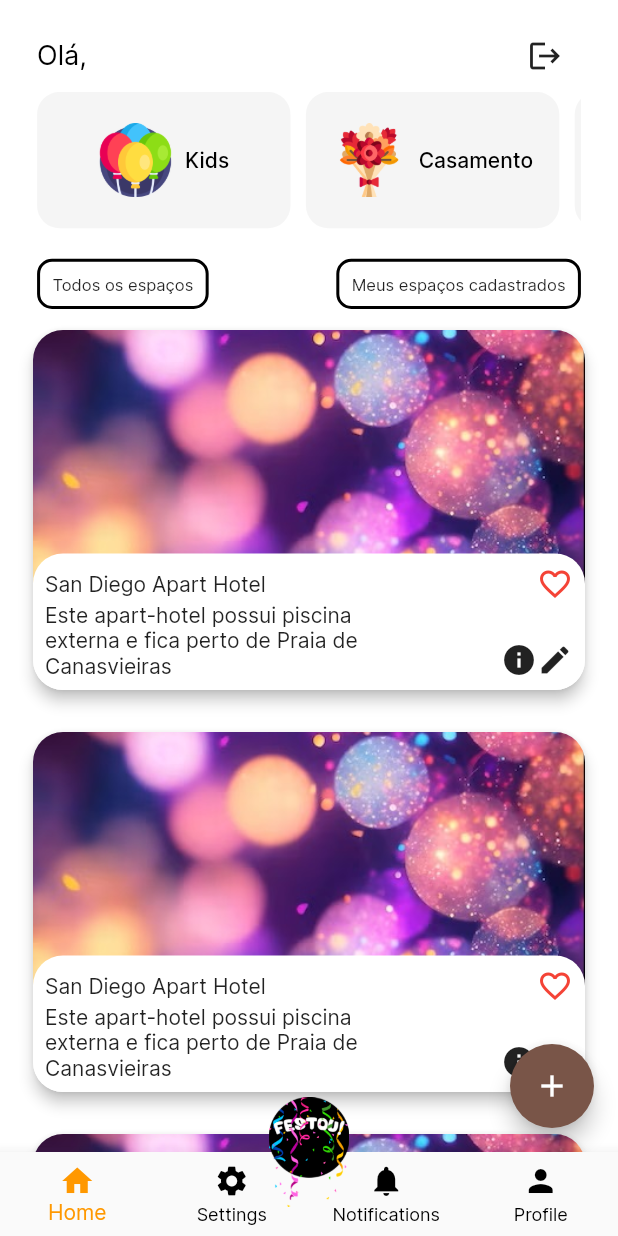
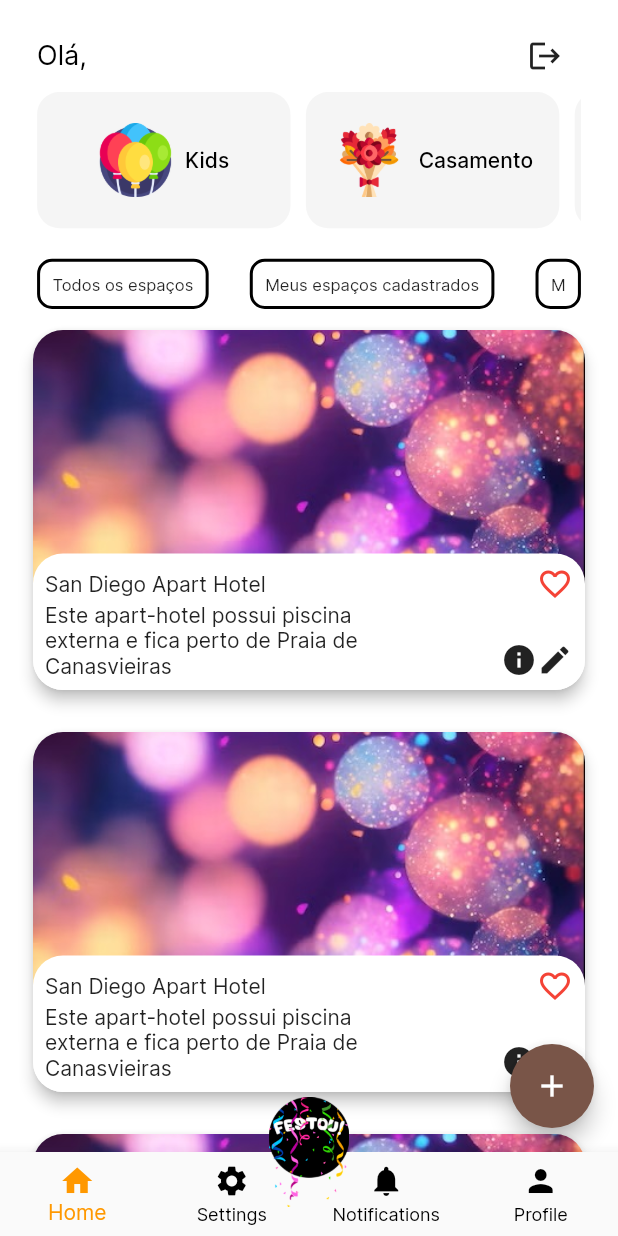
Before and after one commit to rodrigoaugusto99/git_flutter_festou, a Flutter app: the screen it shows once a user with an empty profile is signed in, on a phone screen of 412 x 824 dp. Run offline on Flutter 3.47's test engine with Material 2 defaults, Android fonts, the phone set to English and light mode, and no system bars; our stand-ins replace cloud_firestore, firebase_auth, firebase_core, flutter_riverpod, geocoding, google_maps_flutter and 3 more; missing offline and left inert: search_cep, validatorless; accounts and stored records are empty; generated files the repository leaves out were written again; network calls fail.

Commit message:
FESTOU-58: Criação da página de favoritos

```diff
--- a/lib/main.dart
+++ b/lib/main.dart
@@ -12,6 +12,7 @@ import 'package:git_flutter_festou/src/features/bottomNavBar/account.dart';
 import 'package:git_flutter_festou/src/features/bottomNavBar/bottomNavBarPage.dart';
 import 'package:git_flutter_festou/src/features/home/widgets/all_spaces.dart';
 import 'package:git_flutter_festou/src/features/home/widgets/my_spaces.dart';
+import 'package:git_flutter_festou/src/features/home/widgets/my_spaces2.dart';
 import 'package:git_flutter_festou/src/features/login/login_page.dart';
 import 'package:git_flutter_festou/src/features/register/space/space_register_page.dart';
 import 'package:git_flutter_festou/src/features/register/user%20infos/user_register_infos_page.dart';
@@ -47,6 +48,7 @@ class MyApp extends StatelessWidget {
         '/account/favorites': (_) => const FavoriteSpacesPage(),
         '/home/my_spaces': (_) => const MySpaces(),
         '/home/all_spaces': (_) => const AllSpaces(),
+        '/home/my_favorites': (_) => const MySpaces2(),
       },
       theme: ThemeData(
         fontFamily: 'inter',
--- a/lib/src/features/home/home_page.dart
+++ b/lib/src/features/home/home_page.dart
@@ -44,8 +44,7 @@ class _HomePageState extends ConsumerState<HomePage> {
             expandedHeight: y * 0.25,
             flexibleSpace: FlexibleSpaceBar(
               background: Padding(
-                padding: EdgeInsets.symmetric(
-                    horizontal: x * 0.06),
+                padding: EdgeInsets.symmetric(horizontal: x * 0.06),
                 child: Column(
                   mainAxisAlignment: MainAxisAlignment.end,
                   children: [
@@ -57,7 +56,6 @@ class _HomePageState extends ConsumerState<HomePage> {
                             style: const TextStyle(
                               color: Colors.black,
                               fontSize: 18,
-                              fontFamily: 'Inter',
                             ),
                           ),
                         ),
@@ -82,8 +80,7 @@ class _HomePageState extends ConsumerState<HomePage> {
                               child: ElevatedButton(
                                 onPressed: () {},
                                 style: ElevatedButton.styleFrom(
-                                    backgroundColor:
-                                        Colors.grey[100],
+                                    backgroundColor: Colors.grey[100],
                                     shape: RoundedRectangleBorder(
                                       borderRadius: BorderRadius.circular(15),
                                     ),
@@ -98,16 +95,14 @@ class _HomePageState extends ConsumerState<HomePage> {
                                     SizedBox(width: x * 0.02),
                                     const Text(
                                       'Kids',
-                                      style: TextStyle(color: Colors.black, fontFamily: 'Inter'),
-
+                                      style: TextStyle(color: Colors.black),
                                     ),
                                   ],
                                 ),
                               ),
                             ),
                           ),
-                          SizedBox(
-                              width: x * 0.025),
+                          SizedBox(width: x * 0.025),
                           Padding(
                             padding: const EdgeInsets.only(bottom: 8.0),
                             child: SizedBox(
@@ -115,8 +110,7 @@ class _HomePageState extends ConsumerState<HomePage> {
                               child: ElevatedButton(
                                 onPressed: () {},
                                 style: ElevatedButton.styleFrom(
-                                    backgroundColor:
-                                        Colors.grey[100],
+                                    backgroundColor: Colors.grey[100],
                                     shape: RoundedRectangleBorder(
                                       borderRadius: BorderRadius.circular(15),
                                     ),
@@ -146,8 +140,7 @@ class _HomePageState extends ConsumerState<HomePage> {
                               child: ElevatedButton(
                                 onPressed: () {},
                                 style: ElevatedButton.styleFrom(
-                                    backgroundColor:
-                                        Colors.grey[100],
+                                    backgroundColor: Colors.grey[100],
                                     shape: RoundedRectangleBorder(
                                       borderRadius: BorderRadius.circular(15),
                                     ),
@@ -177,8 +170,7 @@ class _HomePageState extends ConsumerState<HomePage> {
                               child: ElevatedButton(
                                 onPressed: () {},
                                 style: ElevatedButton.styleFrom(
-                                    backgroundColor:
-                                        Colors.grey[100],
+                                    backgroundColor: Colors.grey[100],
                                     shape: RoundedRectangleBorder(
                                       borderRadius: BorderRadius.circular(15),
                                     ),
@@ -193,7 +185,7 @@ class _HomePageState extends ConsumerState<HomePage> {
                                     SizedBox(width: x * 0.02),
                                     const Text(
                                       'Religioso',
-                                      style: TextStyle(color: Colors.black, fontFamily: 'Inter'),
+                                      style: TextStyle(color: Colors.black),
                                     ),
                                   ],
                                 ),
@@ -208,8 +200,7 @@ class _HomePageState extends ConsumerState<HomePage> {
                               child: ElevatedButton(
                                 onPressed: () {},
                                 style: ElevatedButton.styleFrom(
-                                    backgroundColor:
-                                        Colors.grey[100],
+                                    backgroundColor: Colors.grey[100],
                                     shape: RoundedRectangleBorder(
                                       borderRadius: BorderRadius.circular(15),
                                     ),
@@ -239,8 +230,7 @@ class _HomePageState extends ConsumerState<HomePage> {
                               child: ElevatedButton(
                                 onPressed: () {},
                                 style: ElevatedButton.styleFrom(
-                                    backgroundColor:
-                                        Colors.grey[100],
+                                    backgroundColor: Colors.grey[100],
                                     shape: RoundedRectangleBorder(
                                       borderRadius: BorderRadius.circular(15),
                                     ),
@@ -270,8 +260,7 @@ class _HomePageState extends ConsumerState<HomePage> {
                               child: ElevatedButton(
                                 onPressed: () {},
                                 style: ElevatedButton.styleFrom(
-                                    backgroundColor:
-                                        Colors.grey[100],
+                                    backgroundColor: Colors.grey[100],
                                     shape: RoundedRectangleBorder(
                                       borderRadius: BorderRadius.circular(15),
                                     ),
@@ -297,7 +286,9 @@ class _HomePageState extends ConsumerState<HomePage> {
                         ],
                       ),
                     ),
-                    SizedBox(height: y * 0.015), // Espaçamento entre a lista de botões e o resto do conteúdo
+                    SizedBox(
+                        height: y *
+                            0.015), // Espaçamento entre a lista de botões e o resto do conteúdo
                     Row(
                       crossAxisAlignment: CrossAxisAlignment.center,
                       mainAxisAlignment: MainAxisAlignment.spaceBetween,
@@ -306,8 +297,7 @@ class _HomePageState extends ConsumerState<HomePage> {
                           onTap: () => Navigator.of(context)
                               .pushNamed('/home/all_spaces', arguments: user),
                           child: Container(
-                            padding: EdgeInsets.all(
-                                x * 0.02),
+                            padding: EdgeInsets.all(x * 0.02),
                             decoration: BoxDecoration(
                               border: Border.all(
                                 color: Colors.black,
@@ -326,8 +316,7 @@ class _HomePageState extends ConsumerState<HomePage> {
                           onTap: () => Navigator.of(context)
                               .pushNamed('/home/my_spaces', arguments: user),
                           child: Container(
-                            padding: EdgeInsets.all(
-                                x * 0.02),
+                            padding: EdgeInsets.all(x * 0.02),
                             decoration: BoxDecoration(
                               border: Border.all(
                                 color: Colors.black,
@@ -338,6 +327,26 @@ class _HomePageState extends ConsumerState<HomePage> {
                             ),
                             child: const Text(
                               'Meus espaços cadastrados',
+                              style: TextStyle(fontSize: 11),
+                            ),
+                          ),
+                        ),
+                        InkWell(
+                          onTap: () => Navigator.of(context)
+                              .pushNamed('/home/my_favorites', arguments: user),
+                          child: Container(
+                            padding: EdgeInsets.all(
+                                MediaQuery.of(context).size.width * 0.02),
+                            decoration: BoxDecoration(
+                              border: Border.all(
+                                color: Colors.black,
+                                width: 2.0,
+                              ),
+                              borderRadius:
+                                  const BorderRadius.all(Radius.circular(10.0)),
+                            ),
+                            child: const Text(
+                              'M',
                               style: TextStyle(fontSize: 11),
                             ),
                           ),
--- a/lib/src/features/login/login_page.dart
+++ b/lib/src/features/login/login_page.dart
@@ -44,8 +44,8 @@ class _LoginPageState extends ConsumerState<LoginPage> {
         case LoginState(status: LoginStateStatus.error):
           Messages.showInfo('Erro ao realizar login', context);
         case LoginState(status: LoginStateStatus.userLogin):
-          Navigator.of(context).pushNamedAndRemoveUntil(
-              '/register/user/infos', (route) => false);
+          Navigator.of(context)
+              .pushNamedAndRemoveUntil('/home', (route) => false);
           break;
       }
     });
```
Also changed, not shown: lib/src/features/home/widgets/my_spaces2.dart (added, +36 -0 lines).
